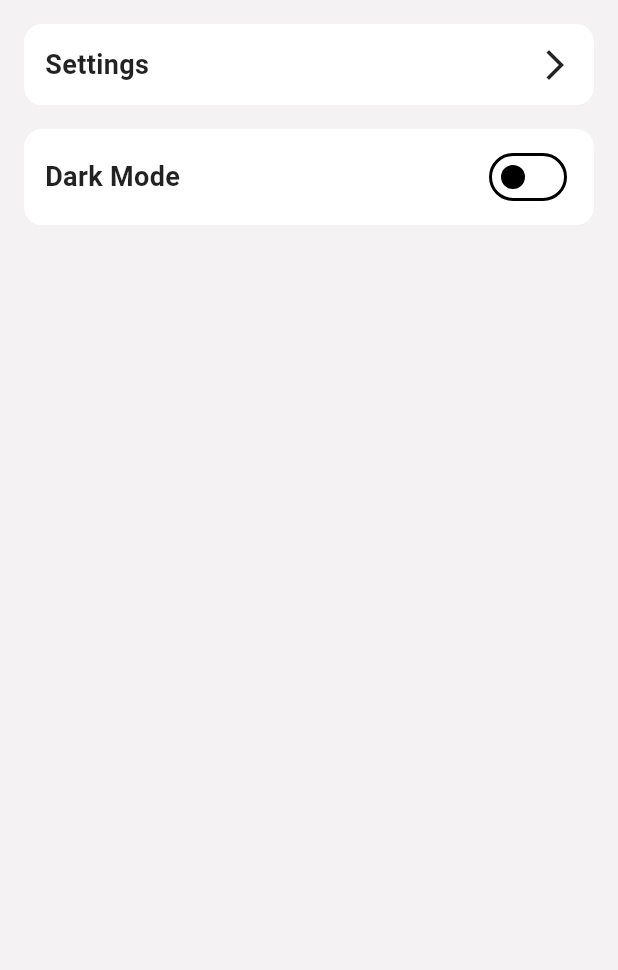
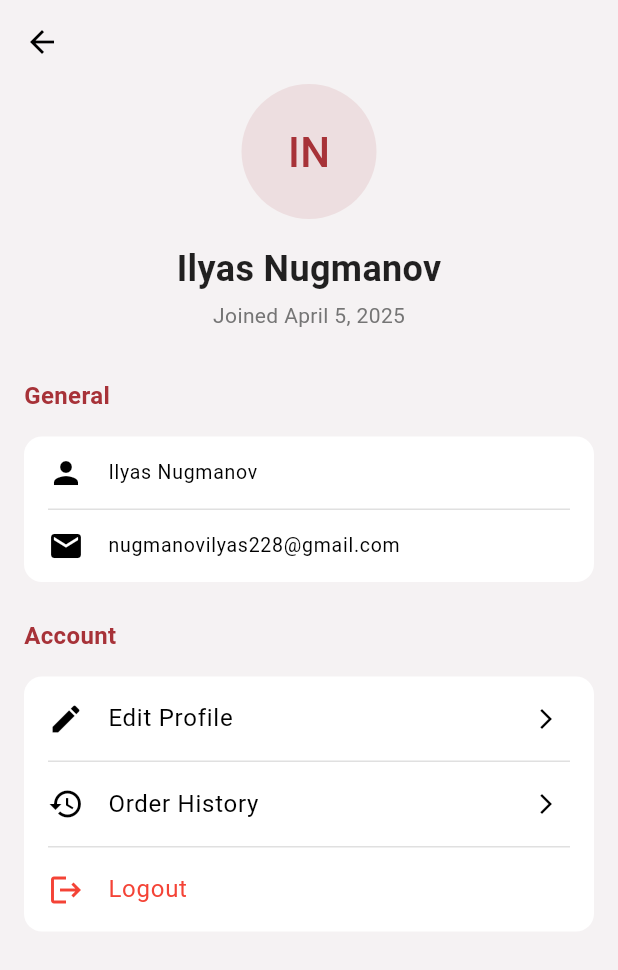
Before and after one commit to m1roxx/digital-restaurant, a Flutter app: the ProfilePage screen opened directly, on a phone screen of 412 x 824 dp. Shown: the top 970 px of the screen. Run offline on Flutter 3.47's test engine with Material 3 defaults, Android fonts, the phone set to English and light mode, and no system bars; our stand-ins replace cloud_firestore, firebase_core; accounts and stored records are empty.

Commit message:
added profile page

```diff
--- a/lib/pages/profile_page.dart
+++ b/lib/pages/profile_page.dart
@@ -1,71 +1,161 @@
-import 'package:digital_restaurant/controllers/theme_controller.dart';
 import 'package:flutter/material.dart';
-import 'package:provider/provider.dart';
 
 class ProfilePage extends StatelessWidget {
   const ProfilePage({super.key});
 
   @override
   Widget build(BuildContext context) {
-    final themeController = Provider.of<ThemeController>(context);
-
-    return ListView(
-      children: [
-        // Settings
-        Container(
-          margin: const EdgeInsets.only(top: 16, left: 16, right: 16),
-          decoration: BoxDecoration(
-            color: Theme.of(context).colorScheme.surfaceContainer,
-            borderRadius: BorderRadius.circular(12),
-          ),
-          child: const Padding(
-            padding: EdgeInsets.all(14),
-            child: Row(
-              mainAxisAlignment: MainAxisAlignment.spaceBetween,
+    return Scaffold(
+      appBar: AppBar(
+        backgroundColor: Colors.transparent,
+        elevation: 0,
+        leading: IconButton(
+          icon: const Icon(Icons.arrow_back, color: Colors.black),
+          onPressed: () {
+            Navigator.pop(context);
+          },
+        ),
+      ),
+      body: Column(
+        crossAxisAlignment: CrossAxisAlignment.start,
+        children: [
+          // Profile header
+          Padding(
+            padding: const EdgeInsets.symmetric(horizontal: 16),
+            child: Column(
+              crossAxisAlignment: CrossAxisAlignment.center,
               children: [
-                Text(
-                  "Settings",
-                  style: TextStyle(
-                    fontSize: 18,
-                    fontWeight: FontWeight.bold
+                Center(
+                  child: Container(
+                    width: 90,
+                    height: 90,
+                    decoration: BoxDecoration(
+                      shape: BoxShape.circle,
+                      color: Theme.of(context).colorScheme.primary.withOpacity(0.1),
+                    ),
+                    child: Center(
+                      child: Text(
+                        "IN",
+                        style: TextStyle(
+                          color: Theme.of(context).colorScheme.primary,
+                          fontSize: 28,
+                          fontWeight: FontWeight.w500,
+                        ),
+                      ),
+                    ),
                   ),
                 ),
-                Icon(Icons.arrow_forward_ios)
+
+                const SizedBox(height: 16),
+                const Text(
+                  "Ilyas Nugmanov",
+                  style: TextStyle(
+                    fontSize: 24,
+                    fontWeight: FontWeight.bold,
+                  ),
+                ),
+                const SizedBox(height: 4),
+                Text(
+                  "Joined April 5, 2025",
+                  style: TextStyle(
+                    fontSize: 14,
+                    color: Colors.grey[600],
+                  ),
+                ),
               ],
             ),
           ),
-        ),
 
-        // Dark Mode Switch
-        Container(
-          margin: const EdgeInsets.only(top: 16, left: 16, right: 16),
-          decoration: BoxDecoration(
-            color: Theme.of(context).colorScheme.surfaceContainer,
-            borderRadius: BorderRadius.circular(12),
-          ),
-          child: Padding(
-            padding: const EdgeInsets.symmetric(horizontal: 14, vertical: 8),
-            child: Row(
-              mainAxisAlignment: MainAxisAlignment.spaceBetween,
+          const SizedBox(height: 32),
+
+          Expanded(
+            child: ListView(
+              padding: const EdgeInsets.symmetric(horizontal: 16),
               children: [
-                const Text(
-                  "Dark Mode",
+                // General
+                Text(
+                  "General",
                   style: TextStyle(
-                    fontSize: 18,
-                    fontWeight: FontWeight.bold
+                    fontSize: 16,
+                    fontWeight: FontWeight.bold,
+                    color: Theme.of(context).colorScheme.primary,
                   ),
                 ),
-                Switch(
-                  value: themeController.isDarkMode,
-                  onChanged: (_) {
-                    themeController.toggleTheme();
-                  },
-                )
+                const SizedBox(height: 16),
+
+                Container(
+                  decoration: BoxDecoration(
+                    color: Theme.of(context).colorScheme.surface,
+                    borderRadius: BorderRadius.circular(12),
+                  ),
+                  child: Column(
+                    children: [
+                      ListTile(
+                        leading: Icon(Icons.person, color: Theme.of(context).colorScheme.onSurface),
+                        title: const Text("Ilyas Nugmanov"),
+                        dense: true,
+                      ),
+                      Divider(height: 1, indent: 16, endIndent: 16, color: Colors.grey[300]),
+                      ListTile(
+                        leading: Icon(Icons.email, color: Theme.of(context).colorScheme.onSurface),
+                        title: const Text("nugmanovilyas228@gmail.com"),
+                        dense: true,
+                      ),
+                    ],
+                  ),
+                ),
+
+                const SizedBox(height: 24),
+
+                Text(
+                  "Account",
+                  style: TextStyle(
+                    fontSize: 16,
+                    fontWeight: FontWeight.bold,
+                    color: Theme.of(context).colorScheme.primary,
+                  ),
+                ),
+                const SizedBox(height: 16),
+
+                Container(
+                  decoration: BoxDecoration(
+                    color: Theme.of(context).colorScheme.surface,
+                    borderRadius: BorderRadius.circular(12),
+                  ),
+                  child: Column(
+                    children: [
+                      ListTile(
+                        leading: Icon(Icons.edit, color: Theme.of(context).colorScheme.onSurface),
+                        title: const Text("Edit Profile"),
+                        trailing: const Icon(Icons.arrow_forward_ios, size: 16),
+                        onTap: () {},
+                      ),
+                      Divider(height: 1, indent: 16, endIndent: 16, color: Colors.grey[300]),
+                      ListTile(
+                        leading: Icon(Icons.history, color: Theme.of(context).colorScheme.onSurface),
+                        title: const Text("Order History"),
+                        trailing: const Icon(Icons.arrow_forward_ios, size: 16),
+                        onTap: () {},
+                      ),
+                      Divider(height: 1, indent: 16, endIndent: 16, color: Colors.grey[300]),
+                      ListTile(
+                        leading: Icon(Icons.logout, color: Theme.of(context).colorScheme.error),
+                        title: Text(
+                          "Logout",
+                          style: TextStyle(
+                            color: Theme.of(context).colorScheme.error,
+                          ),
+                        ),
+                        onTap: () {},
+                      ),
+                    ],
+                  ),
+                ),
               ],
             ),
           ),
-        ),
-      ]
+        ],
+      ),
     );
   }
 }
```
Also changed, not shown: lib/pages/home_page.dart (+12 -5 lines), lib/pages/menu_page.dart (+39 -4 lines), lib/pages/settings_page.dart (added, +71 -0 lines), images/profile_placeholder.png (added).
